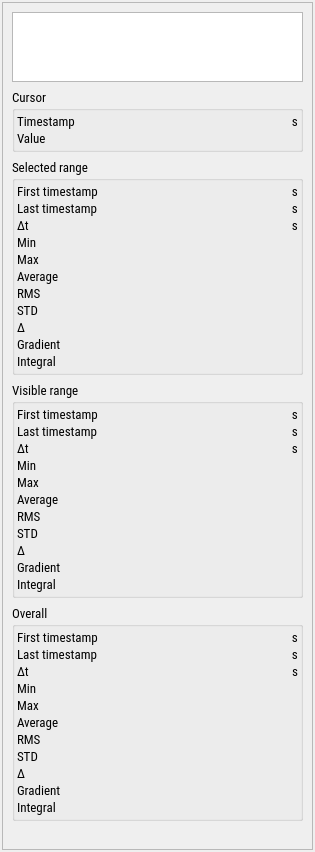
Old version of the form asammdf/gui/ui/channel_stats.ui in the repository danielhrisca/asammdf.
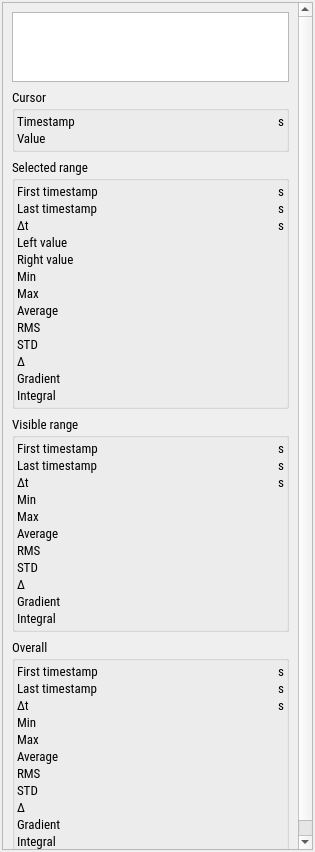
New version of the form.

Commit message: add left and right region values for the channel stats panel

```diff
--- a/asammdf/gui/ui/channel_stats.ui
+++ b/asammdf/gui/ui/channel_stats.ui
@@ -76,29 +76,6 @@
             <property name="spacing">
              <number>0</number>
             </property>
-            <item row="6" column="1">
-             <widget class="QLabel" name="selected_average">
-              <property name="autoFillBackground">
-               <bool>false</bool>
-              </property>
-              <property name="text">
-               <string/>
-              </property>
-              <property name="alignment">
-               <set>Qt::AlignRight|Qt::AlignTrailing|Qt::AlignVCenter</set>
-              </property>
-             </widget>
-            </item>
-            <item row="3" column="1">
-             <widget class="QLabel" name="selected_delta_t">
-              <property name="text">
-               <string/>
-              </property>
-              <property name="alignment">
-               <set>Qt::AlignRight|Qt::AlignTrailing|Qt::AlignVCenter</set>
-              </property>
-             </widget>
-            </item>
             <item row="0" column="0">
              <widget class="QLabel" name="label_13">
               <property name="text">
@@ -106,57 +83,35 @@
               </property>
              </widget>
             </item>
-            <item row="3" column="2">
-             <widget class="QLabel" name="xunit3">
+            <item row="13" column="2">
+             <widget class="QLabel" name="selected_integral_unit">
               <property name="text">
-               <string> s</string>
+               <string/>
               </property>
+              <property name="alignment">
+               <set>Qt::AlignRight|Qt::AlignTrailing|Qt::AlignVCenter</set>
+              </property>
              </widget>
             </item>
-            <item row="6" column="2">
-             <widget class="QLabel" name="unit10">
+            <item row="9" column="1">
+             <widget class="QLabel" name="selected_rms">
               <property name="text">
                <string/>
               </property>
-             </widget>
-            </item>
-            <item row="4" column="0">
-             <widget class="QLabel" name="label_14">
-              <property name="text">
-               <string>Min</string>
+              <property name="alignment">
+               <set>Qt::AlignRight|Qt::AlignTrailing|Qt::AlignVCenter</set>
               </property>
              </widget>
             </item>
-            <item row="7" column="0">
+            <item row="9" column="0">
              <widget class="QLabel" name="label_29">
               <property name="text">
                <string>RMS</string>
               </property>
              </widget>
             </item>
-            <item row="0" column="2">
-             <widget class="QLabel" name="xunit1">
-              <property name="text">
-               <string> s</string>
-              </property>
-             </widget>
-            </item>
-            <item row="10" column="0">
-             <widget class="QLabel" name="label_37">
-              <property name="text">
-               <string>Gradient</string>
-              </property>
-             </widget>
-            </item>
-            <item row="9" column="0">
-             <widget class="QLabel" name="label_18">
-              <property name="text">
-               <string>Δ</string>
-              </property>
-             </widget>
-            </item>
-            <item row="8" column="1">
-             <widget class="QLabel" name="selected_std">
+            <item row="12" column="2">
+             <widget class="QLabel" name="selected_gradient_unit">
               <property name="text">
                <string/>
               </property>
@@ -175,15 +130,15 @@
               </property>
              </widget>
             </item>
-            <item row="8" column="0">
-             <widget class="QLabel" name="label_34">
+            <item row="1" column="0">
+             <widget class="QLabel" name="label_15">
               <property name="text">
-               <string>STD</string>
+               <string>Last timestamp</string>
               </property>
              </widget>
             </item>
-            <item row="5" column="1">
-             <widget class="QLabel" name="selected_max">
+            <item row="3" column="1">
+             <widget class="QLabel" name="selected_delta_t">
               <property name="text">
                <string/>
               </property>
@@ -192,30 +147,27 @@
               </property>
              </widget>
             </item>
+            <item row="4" column="0">
+             <widget class="QLabel" name="label_2">
+              <property name="text">
+               <string>Left value</string>
+              </property>
+             </widget>
+            </item>
             <item row="6" column="0">
+             <widget class="QLabel" name="label_14">
+              <property name="text">
+               <string>Min</string>
+              </property>
+             </widget>
+            </item>
+            <item row="8" column="0">
              <widget class="QLabel" name="label">
               <property name="text">
                <string>Average</string>
               </property>
              </widget>
             </item>
-            <item row="4" column="1">
-             <widget class="QLabel" name="selected_min">
-              <property name="text">
-               <string/>
-              </property>
-              <property name="alignment">
-               <set>Qt::AlignRight|Qt::AlignTrailing|Qt::AlignVCenter</set>
-              </property>
-             </widget>
-            </item>
-            <item row="1" column="2">
-             <widget class="QLabel" name="xunit2">
-              <property name="text">
-               <string> s</string>
-              </property>
-             </widget>
-            </item>
             <item row="1" column="1">
              <widget class="QLabel" name="selected_stop">
               <property name="text">
@@ -226,10 +178,40 @@
               </property>
              </widget>
             </item>
-            <item row="5" column="2">
-             <widget class="QLabel" name="unit3">
+            <item row="10" column="2">
+             <widget class="QLabel" name="unit16">
               <property name="text">
                <string/>
+              </property>
+              <property name="alignment">
+               <set>Qt::AlignRight|Qt::AlignTrailing|Qt::AlignVCenter</set>
+              </property>
+             </widget>
+            </item>
+            <item row="10" column="0">
+             <widget class="QLabel" name="label_34">
+              <property name="text">
+               <string>STD</string>
+              </property>
+             </widget>
+            </item>
+            <item row="0" column="2">
+             <widget class="QLabel" name="xunit1">
+              <property name="text">
+               <string> s</string>
+              </property>
+              <property name="alignment">
+               <set>Qt::AlignRight|Qt::AlignTrailing|Qt::AlignVCenter</set>
+              </property>
+             </widget>
+            </item>
+            <item row="3" column="2">
+             <widget class="QLabel" name="xunit3">
+              <property name="text">
+               <string> s</string>
+              </property>
+              <property name="alignment">
+               <set>Qt::AlignRight|Qt::AlignTrailing|Qt::AlignVCenter</set>
               </property>
              </widget>
             </item>
@@ -240,25 +222,8 @@
               </property>
              </widget>
             </item>
-            <item row="9" column="1">
-             <widget class="QLabel" name="selected_delta">
-              <property name="text">
-               <string/>
-              </property>
-              <property name="alignment">
-               <set>Qt::AlignRight|Qt::AlignTrailing|Qt::AlignVCenter</set>
-              </property>
-             </widget>
-            </item>
-            <item row="9" column="2">
-             <widget class="QLabel" name="unit4">
-              <property name="text">
-               <string/>
-              </property>
-             </widget>
-            </item>
             <item row="7" column="1">
-             <widget class="QLabel" name="selected_rms">
+             <widget class="QLabel" name="selected_max">
               <property name="text">
                <string/>
               </property>
@@ -267,50 +232,76 @@
               </property>
              </widget>
             </item>
-            <item row="1" column="0">
-             <widget class="QLabel" name="label_15">
-              <property name="text">
-               <string>Last timestamp</string>
-              </property>
-             </widget>
-            </item>
-            <item row="4" column="2">
-             <widget class="QLabel" name="unit2">
-              <property name="text">
-               <string/>
-              </property>
-             </widget>
-            </item>
-            <item row="5" column="0">
+            <item row="7" column="0">
              <widget class="QLabel" name="label_17">
               <property name="text">
                <string>Max</string>
               </property>
              </widget>
             </item>
-            <item row="8" column="2">
-             <widget class="QLabel" name="unit16">
+            <item row="12" column="0">
+             <widget class="QLabel" name="label_37">
+              <property name="text">
+               <string>Gradient</string>
+              </property>
+             </widget>
+            </item>
+            <item row="10" column="1">
+             <widget class="QLabel" name="selected_std">
               <property name="text">
                <string/>
               </property>
+              <property name="alignment">
+               <set>Qt::AlignRight|Qt::AlignTrailing|Qt::AlignVCenter</set>
+              </property>
              </widget>
             </item>
-            <item row="7" column="2">
+            <item row="11" column="0">
+             <widget class="QLabel" name="label_18">
+              <property name="text">
+               <string>Δ</string>
+              </property>
+             </widget>
+            </item>
+            <item row="1" column="2">
+             <widget class="QLabel" name="xunit2">
+              <property name="text">
+               <string> s</string>
+              </property>
+              <property name="alignment">
+               <set>Qt::AlignRight|Qt::AlignTrailing|Qt::AlignVCenter</set>
+              </property>
+             </widget>
+            </item>
+            <item row="9" column="2">
              <widget class="QLabel" name="unit11">
               <property name="text">
                <string/>
               </property>
+              <property name="alignment">
+               <set>Qt::AlignRight|Qt::AlignTrailing|Qt::AlignVCenter</set>
+              </property>
              </widget>
             </item>
-            <item row="11" column="0">
+            <item row="6" column="1">
+             <widget class="QLabel" name="selected_min">
+              <property name="text">
+               <string/>
+              </property>
+              <property name="alignment">
+               <set>Qt::AlignRight|Qt::AlignTrailing|Qt::AlignVCenter</set>
+              </property>
+             </widget>
+            </item>
+            <item row="13" column="0">
              <widget class="QLabel" name="label_38">
               <property name="text">
                <string>Integral</string>
               </property>
              </widget>
             </item>
-            <item row="10" column="1">
-             <widget class="QLabel" name="selected_gradient">
+            <item row="7" column="2">
+             <widget class="QLabel" name="unit3">
               <property name="text">
                <string/>
               </property>
@@ -320,6 +311,16 @@
              </widget>
             </item>
             <item row="11" column="1">
+             <widget class="QLabel" name="selected_delta">
+              <property name="text">
+               <string/>
+              </property>
+              <property name="alignment">
+               <set>Qt::AlignRight|Qt::AlignTrailing|Qt::AlignVCenter</set>
+              </property>
+             </widget>
+            </item>
+            <item row="13" column="1">
              <widget class="QLabel" name="selected_integral">
               <property name="text">
                <string/>
@@ -329,17 +330,103 @@
               </property>
              </widget>
             </item>
-            <item row="10" column="2">
-             <widget class="QLabel" name="selected_gradient_unit">
-              <property name="text">
-               <string/>
-              </property>
-             </widget>
-            </item>
             <item row="11" column="2">
-             <widget class="QLabel" name="selected_integral_unit">
+             <widget class="QLabel" name="unit4">
               <property name="text">
                <string/>
+              </property>
+              <property name="alignment">
+               <set>Qt::AlignRight|Qt::AlignTrailing|Qt::AlignVCenter</set>
+              </property>
+             </widget>
+            </item>
+            <item row="8" column="1">
+             <widget class="QLabel" name="selected_average">
+              <property name="autoFillBackground">
+               <bool>false</bool>
+              </property>
+              <property name="text">
+               <string/>
+              </property>
+              <property name="alignment">
+               <set>Qt::AlignRight|Qt::AlignTrailing|Qt::AlignVCenter</set>
+              </property>
+             </widget>
+            </item>
+            <item row="12" column="1">
+             <widget class="QLabel" name="selected_gradient">
+              <property name="text">
+               <string/>
+              </property>
+              <property name="alignment">
+               <set>Qt::AlignRight|Qt::AlignTrailing|Qt::AlignVCenter</set>
+              </property>
+             </widget>
+            </item>
+            <item row="8" column="2">
+             <widget class="QLabel" name="unit10">
+              <property name="text">
+               <string/>
+              </property>
+              <property name="alignment">
+               <set>Qt::AlignRight|Qt::AlignTrailing|Qt::AlignVCenter</set>
+              </property>
+             </widget>
+            </item>
+            <item row="6" column="2">
+             <widget class="QLabel" name="unit2">
+              <property name="text">
+               <string/>
+              </property>
+              <property name="alignment">
+               <set>Qt::AlignRight|Qt::AlignTrailing|Qt::AlignVCenter</set>
+              </property>
+             </widget>
+            </item>
+            <item row="5" column="0">
+             <widget class="QLabel" name="label_20">
+              <property name="text">
+               <string>Right value</string>
+              </property>
+             </widget>
+            </item>
+            <item row="4" column="1">
+             <widget class="QLabel" name="selected_left">
+              <property name="text">
+               <string/>
+              </property>
+              <property name="alignment">
+               <set>Qt::AlignRight|Qt::AlignTrailing|Qt::AlignVCenter</set>
+              </property>
+             </widget>
+            </item>
+            <item row="5" column="1">
+             <widget class="QLabel" name="selected_right">
+              <property name="text">
+               <string/>
+              </property>
+              <property name="alignment">
+               <set>Qt::AlignRight|Qt::AlignTrailing|Qt::AlignVCenter</set>
+              </property>
+             </widget>
+            </item>
+            <item row="4" column="2">
+             <widget class="QLabel" name="unit21">
+              <property name="text">
+               <string/>
+              </property>
+              <property name="alignment">
+               <set>Qt::AlignRight|Qt::AlignTrailing|Qt::AlignVCenter</set>
+              </property>
+             </widget>
+            </item>
+            <item row="5" column="2">
+             <widget class="QLabel" name="unit22">
+              <property name="text">
+               <string/>
+              </property>
+              <property name="alignment">
+               <set>Qt::AlignRight|Qt::AlignTrailing|Qt::AlignVCenter</set>
               </property>
              </widget>
             </item>
@@ -372,6 +459,9 @@
               <property name="text">
                <string> s</string>
               </property>
+              <property name="alignment">
+               <set>Qt::AlignRight|Qt::AlignTrailing|Qt::AlignVCenter</set>
+              </property>
              </widget>
             </item>
             <item row="9" column="1">
@@ -447,6 +537,9 @@
               <property name="text">
                <string/>
               </property>
+              <property name="alignment">
+               <set>Qt::AlignRight|Qt::AlignTrailing|Qt::AlignVCenter</set>
+              </property>
              </widget>
             </item>
             <item row="10" column="0">
@@ -471,6 +564,9 @@
               <property name="text">
                <string> s</string>
               </property>
+              <property name="alignment">
+               <set>Qt::AlignRight|Qt::AlignTrailing|Qt::AlignVCenter</set>
+              </property>
              </widget>
             </item>
             <item row="6" column="1">
@@ -488,6 +584,9 @@
               <property name="text">
                <string/>
               </property>
+              <property name="alignment">
+               <set>Qt::AlignRight|Qt::AlignTrailing|Qt::AlignVCenter</set>
+              </property>
              </widget>
             </item>
             <item row="1" column="0">
@@ -509,6 +608,9 @@
               <property name="text">
                <string/>
               </property>
+              <property name="alignment">
+               <set>Qt::AlignRight|Qt::AlignTrailing|Qt::AlignVCenter</set>
+              </property>
              </widget>
             </item>
             <item row="11" column="2">
@@ -516,6 +618,9 @@
               <property name="text">
                <string/>
               </property>
+              <property name="alignment">
+               <set>Qt::AlignRight|Qt::AlignTrailing|Qt::AlignVCenter</set>
+              </property>
              </widget>
             </item>
             <item row="9" column="2">
@@ -523,6 +628,9 @@
               <property name="text">
                <string/>
               </property>
+              <property name="alignment">
+               <set>Qt::AlignRight|Qt::AlignTrailing|Qt::AlignVCenter</set>
+              </property>
              </widget>
             </item>
             <item row="10" column="2">
@@ -530,6 +638,9 @@
               <property name="text">
                <string/>
               </property>
+              <property name="alignment">
+               <set>Qt::AlignRight|Qt::AlignTrailing|Qt::AlignVCenter</set>
+              </property>
              </widget>
             </item>
             <item row="6" column="2">
@@ -537,6 +648,9 @@
               <property name="text">
                <string/>
               </property>
+              <property name="alignment">
+               <set>Qt::AlignRight|Qt::AlignTrailing|Qt::AlignVCenter</set>
+              </property>
              </widget>
             </item>
             <item row="7" column="0">
@@ -551,6 +665,9 @@
               <property name="text">
                <string/>
               </property>
+              <property name="alignment">
+               <set>Qt::AlignRight|Qt::AlignTrailing|Qt::AlignVCenter</set>
+              </property>
              </widget>
             </item>
             <item row="8" column="0">
@@ -738,6 +855,9 @@
               <property name="text">
                <string> s</string>
               </property>
+              <property name="alignment">
+               <set>Qt::AlignRight|Qt::AlignTrailing|Qt::AlignVCenter</set>
+              </property>
              </widget>
             </item>
             <item row="1" column="2">
@@ -745,6 +865,9 @@
               <property name="text">
                <string/>
               </property>
+              <property name="alignment">
+               <set>Qt::AlignRight|Qt::AlignTrailing|Qt::AlignVCenter</set>
+              </property>
              </widget>
             </item>
            </layout>
@@ -786,6 +909,9 @@
               <property name="text">
                <string/>
               </property>
+              <property name="alignment">
+               <set>Qt::AlignRight|Qt::AlignTrailing|Qt::AlignVCenter</set>
+              </property>
              </widget>
             </item>
             <item row="4" column="0">
@@ -807,6 +933,9 @@
               <property name="text">
                <string/>
               </property>
+              <property name="alignment">
+               <set>Qt::AlignRight|Qt::AlignTrailing|Qt::AlignVCenter</set>
+              </property>
              </widget>
             </item>
             <item row="1" column="1">
@@ -848,6 +977,9 @@
               <property name="text">
                <string/>
               </property>
+              <property name="alignment">
+               <set>Qt::AlignRight|Qt::AlignTrailing|Qt::AlignVCenter</set>
+              </property>
              </widget>
             </item>
             <item row="2" column="0">
@@ -882,6 +1014,9 @@
               <property name="text">
                <string> s</string>
               </property>
+              <property name="alignment">
+               <set>Qt::AlignRight|Qt::AlignTrailing|Qt::AlignVCenter</set>
+              </property>
              </widget>
             </item>
             <item row="9" column="0">
@@ -910,6 +1045,9 @@
               <property name="text">
                <string/>
               </property>
+              <property name="alignment">
+               <set>Qt::AlignRight|Qt::AlignTrailing|Qt::AlignVCenter</set>
+              </property>
              </widget>
             </item>
             <item row="2" column="2">
@@ -917,6 +1055,9 @@
               <property name="text">
                <string> s</string>
               </property>
+              <property name="alignment">
+               <set>Qt::AlignRight|Qt::AlignTrailing|Qt::AlignVCenter</set>
+              </property>
              </widget>
             </item>
             <item row="8" column="1">
@@ -941,6 +1082,9 @@
               <property name="text">
                <string/>
               </property>
+              <property name="alignment">
+               <set>Qt::AlignRight|Qt::AlignTrailing|Qt::AlignVCenter</set>
+              </property>
              </widget>
             </item>
             <item row="5" column="0">
@@ -985,6 +1129,9 @@
               <property name="text">
                <string> s</string>
               </property>
+              <property name="alignment">
+               <set>Qt::AlignRight|Qt::AlignTrailing|Qt::AlignVCenter</set>
+              </property>
              </widget>
             </item>
             <item row="6" column="2">
@@ -992,6 +1139,9 @@
               <property name="text">
                <string/>
               </property>
+              <property name="alignment">
+               <set>Qt::AlignRight|Qt::AlignTrailing|Qt::AlignVCenter</set>
+              </property>
              </widget>
             </item>
             <item row="10" column="0">
@@ -1006,6 +1156,9 @@
               <property name="text">
                <string/>
               </property>
+              <property name="alignment">
+               <set>Qt::AlignRight|Qt::AlignTrailing|Qt::AlignVCenter</set>
+              </property>
              </widget>
             </item>
             <item row="10" column="2">
@@ -1013,6 +1166,9 @@
               <property name="text">
                <string/>
               </property>
+              <property name="alignment">
+               <set>Qt::AlignRight|Qt::AlignTrailing|Qt::AlignVCenter</set>
+              </property>
              </widget>
             </item>
             <item row="9" column="1">
```
The commit also changes 3 other files.
